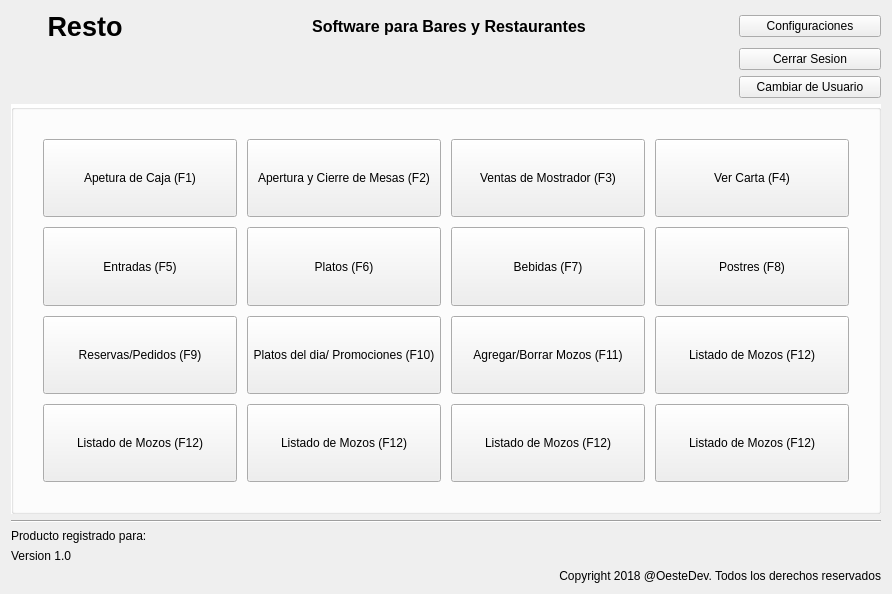
This is gui/menu.ui in claudio2489/TPV as Qt 5 draws it before an edit. The edited form follows.
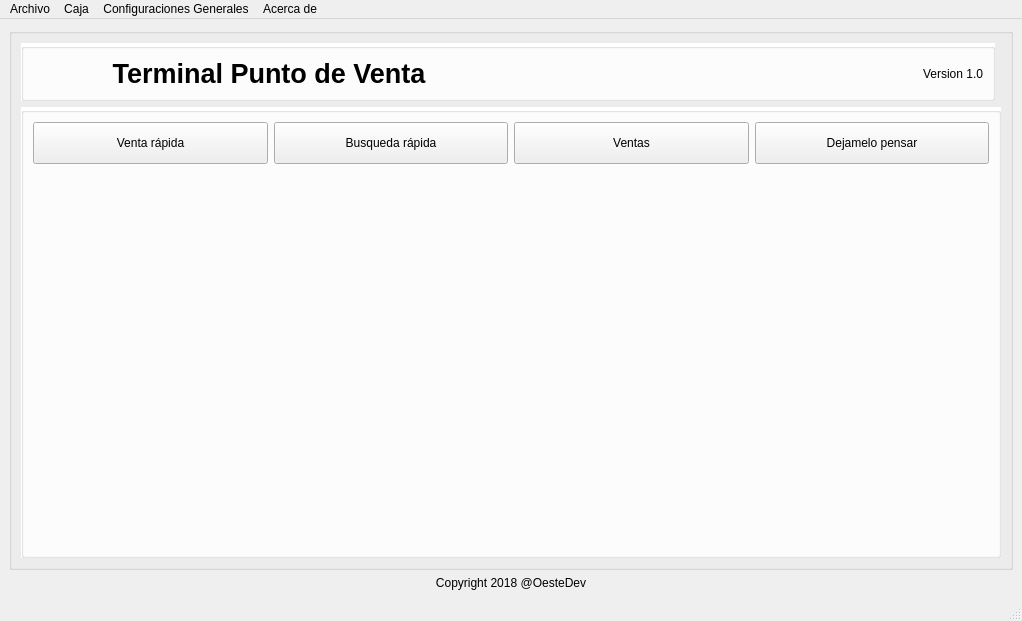
This is the edited form. Icons and pictures are not drawn.

```diff
--- a/gui/menu.ui
+++ b/gui/menu.ui
@@ -1,13 +1,13 @@
 <?xml version="1.0" encoding="UTF-8"?>
 <ui version="4.0">
- <class>Form</class>
- <widget class="QWidget" name="Form">
+ <class>MainWindow</class>
+ <widget class="QMainWindow" name="MainWindow">
   <property name="geometry">
    <rect>
     <x>0</x>
     <y>0</y>
-    <width>892</width>
-    <height>594</height>
+    <width>1022</width>
+    <height>621</height>
    </rect>
   </property>
   <property name="sizeIncrement">
@@ -19,8 +19,26 @@
   <property name="windowTitle">
    <string>Form</string>
   </property>
-  <layout class="QGridLayout" name="gridLayout_2" columnstretch="20,0,80,20">
-   <item row="0" column="0" colspan="2">
+  <widget class="QWidget" name="centralwidget">
+   <layout class="QGridLayout" name="gridLayout_3">
+    <item row="0" column="0">
+     <widget class="QGroupBox" name="groupBox_3">
+      <property name="title">
+       <string/>
+      </property>
+      <layout class="QGridLayout" name="gridLayout_4" columnstretch="30,0">
+       <item row="0" column="0">
+        <widget class="QGroupBox" name="groupBox">
+         <property name="styleSheet">
+          <string notr="true">#groupBox{
+background-color: #FFFFFF;
+}</string>
+         </property>
+         <property name="title">
+          <string/>
+         </property>
+         <layout class="QGridLayout" name="gridLayout">
+          <item row="0" column="1">
     <widget class="QLabel" name="label_6">
      <property name="sizePolicy">
       <sizepolicy hsizetype="Preferred" vsizetype="Fixed">
@@ -37,7 +55,7 @@
       </font>
      </property>
      <property name="text">
-      <string>Resto</string>
+             <string>Terminal Punto de Venta</string>
      </property>
      <property name="alignment">
       <set>Qt::AlignCenter</set>
@@ -45,160 +63,46 @@
     </widget>
    </item>
    <item row="0" column="2">
-    <widget class="QLabel" name="label_2">
-     <property name="sizePolicy">
-      <sizepolicy hsizetype="Preferred" vsizetype="Fixed">
-       <horstretch>0</horstretch>
-       <verstretch>0</verstretch>
-      </sizepolicy>
-     </property>
-     <property name="font">
-      <font>
-       <family>Arial</family>
-       <pointsize>12</pointsize>
-       <weight>75</weight>
-       <bold>true</bold>
-      </font>
-     </property>
-     <property name="text">
-      <string>Software para Bares y Restaurantes</string>
-     </property>
-     <property name="alignment">
-      <set>Qt::AlignCenter</set>
-     </property>
-    </widget>
-   </item>
-   <item row="0" column="3">
-    <widget class="QPushButton" name="pushButton_14">
-     <property name="text">
-      <string>Configuraciones</string>
-     </property>
-    </widget>
-   </item>
-   <item row="1" column="3">
-    <widget class="QPushButton" name="pushButton_15">
-     <property name="text">
-      <string>Cerrar Sesion</string>
-     </property>
-    </widget>
-   </item>
-   <item row="2" column="3">
-    <widget class="QPushButton" name="pushButton_13">
-     <property name="text">
-      <string>Cambiar de Usuario</string>
-     </property>
-    </widget>
-   </item>
-   <item row="4" column="0" colspan="4">
-    <widget class="Line" name="line">
-     <property name="lineWidth">
-      <number>1</number>
-     </property>
-     <property name="orientation">
-      <enum>Qt::Horizontal</enum>
-     </property>
-    </widget>
-   </item>
-   <item row="5" column="0" colspan="2">
-    <widget class="QLabel" name="label_4">
-     <property name="text">
-      <string>Producto registrado para:</string>
-     </property>
-    </widget>
-   </item>
-   <item row="6" column="0">
     <widget class="QLabel" name="label_5">
      <property name="text">
       <string>Version 1.0</string>
      </property>
-    </widget>
-   </item>
-   <item row="3" column="0" colspan="4">
-    <widget class="QGroupBox" name="groupBox">
+            <property name="alignment">
+             <set>Qt::AlignRight|Qt::AlignTrailing|Qt::AlignVCenter</set>
+            </property>
+           </widget>
+          </item>
+         </layout>
+        </widget>
+       </item>
+       <item row="1" column="0" colspan="2">
+        <widget class="QGroupBox" name="groupBox_2">
      <property name="styleSheet">
-      <string notr="true">#groupBox{
+          <string notr="true">#groupBox_2{
 background-color: #FFFFFF;
 }</string>
      </property>
      <property name="title">
       <string/>
      </property>
-     <property name="flat">
+         <layout class="QGridLayout" name="gridLayout_2" rowstretch="10,90">
+          <item row="1" column="0" colspan="4">
+           <widget class="QLabel" name="label_2">
+            <property name="text">
+             <string/>
+            </property>
+            <property name="pixmap">
+             <pixmap>iconos/29543216_183423999128583_2157132698566820916_n.jpg</pixmap>
+            </property>
+            <property name="scaledContents">
       <bool>false</bool>
      </property>
-     <layout class="QGridLayout" name="gridLayout_3">
+            <property name="alignment">
+             <set>Qt::AlignCenter</set>
+            </property>
+           </widget>
+          </item>
       <item row="0" column="0">
-       <layout class="QGridLayout" name="gridLayout">
-        <property name="leftMargin">
-         <number>20</number>
-        </property>
-        <property name="topMargin">
-         <number>20</number>
-        </property>
-        <property name="rightMargin">
-         <number>20</number>
-        </property>
-        <property name="bottomMargin">
-         <number>20</number>
-        </property>
-        <property name="spacing">
-         <number>10</number>
-        </property>
-        <item row="2" column="4">
-         <widget class="QPushButton" name="pushButton_11">
-          <property name="sizePolicy">
-           <sizepolicy hsizetype="Minimum" vsizetype="Expanding">
-            <horstretch>0</horstretch>
-            <verstretch>0</verstretch>
-           </sizepolicy>
-          </property>
-          <property name="styleSheet">
-           <string notr="true">#pushButton_4{
-	background-color: #28B463;
-	color: #FFFFFF
-}</string>
-          </property>
-          <property name="text">
-           <string>Listado de Mozos (F12)</string>
-          </property>
-         </widget>
-        </item>
-        <item row="1" column="0">
-         <widget class="QPushButton" name="btn_entradas">
-          <property name="sizePolicy">
-           <sizepolicy hsizetype="Minimum" vsizetype="Expanding">
-            <horstretch>0</horstretch>
-            <verstretch>0</verstretch>
-           </sizepolicy>
-          </property>
-          <property name="styleSheet">
-           <string notr="true"/>
-          </property>
-          <property name="text">
-           <string>Entradas (F5)</string>
-          </property>
-         </widget>
-        </item>
-        <item row="1" column="2">
-         <widget class="QPushButton" name="btn_bebidas">
-          <property name="sizePolicy">
-           <sizepolicy hsizetype="Minimum" vsizetype="Expanding">
-            <horstretch>0</horstretch>
-            <verstretch>0</verstretch>
-           </sizepolicy>
-          </property>
-          <property name="styleSheet">
-           <string notr="true">#pushButton_4{
-	background-color: #28B463;
-	color: #FFFFFF
-}</string>
-          </property>
-          <property name="text">
-           <string>Bebidas (F7)</string>
-          </property>
-         </widget>
-        </item>
-        <item row="0" column="1">
          <widget class="QPushButton" name="btn_acmesas">
           <property name="sizePolicy">
            <sizepolicy hsizetype="Minimum" vsizetype="Expanding">
@@ -206,107 +110,102 @@
             <verstretch>0</verstretch>
            </sizepolicy>
           </property>
-          <property name="styleSheet">
-           <string notr="true"/>
-          </property>
-          <property name="text">
-           <string>Apertura y Cierre de Mesas (F2)</string>
-          </property>
-         </widget>
-        </item>
-        <item row="1" column="1">
-         <widget class="QPushButton" name="btn_platos">
-          <property name="sizePolicy">
-           <sizepolicy hsizetype="Minimum" vsizetype="Expanding">
-            <horstretch>0</horstretch>
-            <verstretch>0</verstretch>
-           </sizepolicy>
-          </property>
+            <property name="palette">
+             <palette>
+              <active>
+               <colorrole role="Text">
+                <brush brushstyle="SolidPattern">
+                 <color alpha="255">
+                  <red>85</red>
+                  <green>170</green>
+                  <blue>255</blue>
+                 </color>
+                </brush>
+               </colorrole>
+              </active>
+              <inactive>
+               <colorrole role="Text">
+                <brush brushstyle="SolidPattern">
+                 <color alpha="255">
+                  <red>85</red>
+                  <green>170</green>
+                  <blue>255</blue>
+                 </color>
+                </brush>
+               </colorrole>
+              </inactive>
+              <disabled>
+               <colorrole role="Text">
+                <brush brushstyle="SolidPattern">
+                 <color alpha="255">
+                  <red>0</red>
+                  <green>0</green>
+                  <blue>0</blue>
+                 </color>
+                </brush>
+               </colorrole>
+              </disabled>
+             </palette>
+            </property>
           <property name="styleSheet">
-           <string notr="true">#pushButton_4{
-	background-color: #28B463;
-	color: #FFFFFF
-}</string>
-          </property>
-          <property name="text">
-           <string>Platos (F6)</string>
-          </property>
-         </widget>
-        </item>
-        <item row="0" column="0">
-         <widget class="QPushButton" name="btn_accaja">
-          <property name="sizePolicy">
-           <sizepolicy hsizetype="Minimum" vsizetype="Expanding">
-            <horstretch>0</horstretch>
-            <verstretch>0</verstretch>
-           </sizepolicy>
-          </property>
-          <property name="styleSheet">
            <string notr="true"/>
           </property>
           <property name="text">
-           <string>Apetura de Caja (F1)</string>
-          </property>
-          <property name="iconSize">
-           <size>
-            <width>40</width>
-            <height>40</height>
-           </size>
-          </property>
-         </widget>
-        </item>
-        <item row="1" column="4">
-         <widget class="QPushButton" name="btn_postres">
+             <string>Venta rápida</string>
+            </property>
+           </widget>
+          </item>
+          <item row="0" column="3">
+           <widget class="QPushButton" name="pushButton_2">
           <property name="sizePolicy">
            <sizepolicy hsizetype="Minimum" vsizetype="Expanding">
             <horstretch>0</horstretch>
             <verstretch>0</verstretch>
            </sizepolicy>
           </property>
-          <property name="styleSheet">
-           <string notr="true">#pushButton_4{
-	background-color: #28B463;
-	color: #FFFFFF
-}</string>
+            <property name="palette">
+             <palette>
+              <active>
+               <colorrole role="Text">
+                <brush brushstyle="SolidPattern">
+                 <color alpha="255">
+                  <red>85</red>
+                  <green>170</green>
+                  <blue>255</blue>
+                 </color>
+                </brush>
+               </colorrole>
+              </active>
+              <inactive>
+               <colorrole role="Text">
+                <brush brushstyle="SolidPattern">
+                 <color alpha="255">
+                  <red>85</red>
+                  <green>170</green>
+                  <blue>255</blue>
+                 </color>
+                </brush>
+               </colorrole>
+              </inactive>
+              <disabled>
+               <colorrole role="Text">
+                <brush brushstyle="SolidPattern">
+                 <color alpha="255">
+                  <red>0</red>
+                  <green>0</green>
+                  <blue>0</blue>
+                 </color>
+                </brush>
+               </colorrole>
+              </disabled>
+             </palette>
           </property>
           <property name="text">
-           <string>Postres (F8)</string>
+             <string>Dejamelo pensar</string>
           </property>
          </widget>
         </item>
-        <item row="2" column="1">
-         <widget class="QPushButton" name="pushButton_12">
-          <property name="sizePolicy">
-           <sizepolicy hsizetype="Minimum" vsizetype="Expanding">
-            <horstretch>0</horstretch>
-            <verstretch>0</verstretch>
-           </sizepolicy>
-          </property>
-          <property name="styleSheet">
-           <string notr="true"/>
-          </property>
-          <property name="text">
-           <string>Platos del dia/ Promociones (F10)</string>
-          </property>
-         </widget>
-        </item>
-        <item row="2" column="2">
-         <widget class="QPushButton" name="pushButton_10">
-          <property name="sizePolicy">
-           <sizepolicy hsizetype="Minimum" vsizetype="Expanding">
-            <horstretch>0</horstretch>
-            <verstretch>0</verstretch>
-           </sizepolicy>
-          </property>
-          <property name="styleSheet">
-           <string notr="true"/>
-          </property>
-          <property name="text">
-           <string>Agregar/Borrar Mozos (F11)</string>
-          </property>
-         </widget>
-        </item>
-        <item row="0" column="2">
+          <item row="0" column="1">
          <widget class="QPushButton" name="btn_ventasmostrador">
           <property name="sizePolicy">
            <sizepolicy hsizetype="Minimum" vsizetype="Expanding">
@@ -314,141 +213,234 @@
             <verstretch>0</verstretch>
            </sizepolicy>
           </property>
-          <property name="styleSheet">
-           <string notr="true"/>
-          </property>
-          <property name="text">
-           <string>Ventas de Mostrador (F3)</string>
-          </property>
-         </widget>
-        </item>
-        <item row="0" column="4">
-         <widget class="QPushButton" name="btn_carta">
-          <property name="sizePolicy">
-           <sizepolicy hsizetype="Minimum" vsizetype="Expanding">
-            <horstretch>0</horstretch>
-            <verstretch>0</verstretch>
-           </sizepolicy>
-          </property>
+            <property name="palette">
+             <palette>
+              <active>
+               <colorrole role="Text">
+                <brush brushstyle="SolidPattern">
+                 <color alpha="255">
+                  <red>85</red>
+                  <green>170</green>
+                  <blue>255</blue>
+                 </color>
+                </brush>
+               </colorrole>
+              </active>
+              <inactive>
+               <colorrole role="Text">
+                <brush brushstyle="SolidPattern">
+                 <color alpha="255">
+                  <red>85</red>
+                  <green>170</green>
+                  <blue>255</blue>
+                 </color>
+                </brush>
+               </colorrole>
+              </inactive>
+              <disabled>
+               <colorrole role="Text">
+                <brush brushstyle="SolidPattern">
+                 <color alpha="255">
+                  <red>0</red>
+                  <green>0</green>
+                  <blue>0</blue>
+                 </color>
+                </brush>
+               </colorrole>
+              </disabled>
+             </palette>
+            </property>
           <property name="styleSheet">
-           <string notr="true">#pushButton_4{
-	background-color: #28B463;
-	color: #FFFFFF
-}</string>
-          </property>
-          <property name="text">
-           <string>Ver Carta (F4)</string>
-          </property>
-         </widget>
-        </item>
-        <item row="2" column="0">
-         <widget class="QPushButton" name="pushButton_9">
-          <property name="sizePolicy">
-           <sizepolicy hsizetype="Minimum" vsizetype="Expanding">
-            <horstretch>0</horstretch>
-            <verstretch>0</verstretch>
-           </sizepolicy>
-          </property>
-          <property name="styleSheet">
            <string notr="true"/>
           </property>
           <property name="text">
-           <string>Reservas/Pedidos (F9)</string>
+             <string>Busqueda rápida</string>
           </property>
          </widget>
         </item>
-        <item row="3" column="0">
-         <widget class="QPushButton" name="pushButton_16">
+          <item row="0" column="2">
+           <widget class="QPushButton" name="pushButton">
           <property name="sizePolicy">
            <sizepolicy hsizetype="Minimum" vsizetype="Expanding">
             <horstretch>0</horstretch>
             <verstretch>0</verstretch>
            </sizepolicy>
           </property>
-          <property name="styleSheet">
-           <string notr="true">#pushButton_4{
-	background-color: #28B463;
-	color: #FFFFFF
-}</string>
+            <property name="palette">
+             <palette>
+              <active>
+               <colorrole role="Text">
+                <brush brushstyle="SolidPattern">
+                 <color alpha="255">
+                  <red>85</red>
+                  <green>170</green>
+                  <blue>255</blue>
+                 </color>
+                </brush>
+               </colorrole>
+              </active>
+              <inactive>
+               <colorrole role="Text">
+                <brush brushstyle="SolidPattern">
+                 <color alpha="255">
+                  <red>85</red>
+                  <green>170</green>
+                  <blue>255</blue>
+                 </color>
+                </brush>
+               </colorrole>
+              </inactive>
+              <disabled>
+               <colorrole role="Text">
+                <brush brushstyle="SolidPattern">
+                 <color alpha="255">
+                  <red>0</red>
+                  <green>0</green>
+                  <blue>0</blue>
+                 </color>
+                </brush>
+               </colorrole>
+              </disabled>
+             </palette>
           </property>
           <property name="text">
-           <string>Listado de Mozos (F12)</string>
+             <string>Ventas</string>
           </property>
          </widget>
         </item>
-        <item row="3" column="1">
-         <widget class="QPushButton" name="pushButton_17">
-          <property name="sizePolicy">
-           <sizepolicy hsizetype="Minimum" vsizetype="Expanding">
-            <horstretch>0</horstretch>
-            <verstretch>0</verstretch>
-           </sizepolicy>
-          </property>
-          <property name="styleSheet">
-           <string notr="true">#pushButton_4{
-	background-color: #28B463;
-	color: #FFFFFF
-}</string>
-          </property>
-          <property name="text">
-           <string>Listado de Mozos (F12)</string>
-          </property>
-         </widget>
-        </item>
-        <item row="3" column="2">
-         <widget class="QPushButton" name="pushButton_19">
-          <property name="sizePolicy">
-           <sizepolicy hsizetype="Minimum" vsizetype="Expanding">
-            <horstretch>0</horstretch>
-            <verstretch>0</verstretch>
-           </sizepolicy>
-          </property>
-          <property name="styleSheet">
-           <string notr="true">#pushButton_4{
-	background-color: #28B463;
-	color: #FFFFFF
-}</string>
-          </property>
-          <property name="text">
-           <string>Listado de Mozos (F12)</string>
-          </property>
-         </widget>
-        </item>
-        <item row="3" column="4">
-         <widget class="QPushButton" name="pushButton_18">
-          <property name="sizePolicy">
-           <sizepolicy hsizetype="Minimum" vsizetype="Expanding">
-            <horstretch>0</horstretch>
-            <verstretch>0</verstretch>
-           </sizepolicy>
-          </property>
-          <property name="styleSheet">
-           <string notr="true">#pushButton_4{
-	background-color: #28B463;
-	color: #FFFFFF
-}</string>
-          </property>
-          <property name="text">
-           <string>Listado de Mozos (F12)</string>
-          </property>
-         </widget>
-        </item>
-       </layout>
-      </item>
-     </layout>
-    </widget>
-   </item>
-   <item row="7" column="0" colspan="4">
-    <widget class="QLabel" name="label_3">
+         </layout>
+        </widget>
+       </item>
+      </layout>
+     </widget>
+    </item>
+    <item row="1" column="0">
+     <widget class="QLabel" name="label">
      <property name="text">
-      <string>Copyright 2018 @OesteDev. Todos los derechos reservados</string>
+       <string>Copyright 2018 @OesteDev</string>
      </property>
      <property name="alignment">
-      <set>Qt::AlignRight|Qt::AlignTrailing|Qt::AlignVCenter</set>
+       <set>Qt::AlignCenter</set>
      </property>
     </widget>
    </item>
   </layout>
+  </widget>
+  <widget class="QMenuBar" name="menubar">
+   <property name="geometry">
+    <rect>
+     <x>0</x>
+     <y>0</y>
+     <width>1022</width>
+     <height>21</height>
+    </rect>
+   </property>
+   <widget class="QMenu" name="menuArchivo">
+    <property name="title">
+     <string>Archivo</string>
+    </property>
+    <addaction name="actionConfigurar_Impresora"/>
+    <addaction name="actionSalir_del_Sistema"/>
+   </widget>
+   <widget class="QMenu" name="menuConfiguraciones">
+    <property name="title">
+     <string>Configuraciones Generales</string>
+    </property>
+    <addaction name="actionFormas_de_Pago"/>
+    <addaction name="actionArticulos"/>
+    <addaction name="actionEmpleados"/>
+    <addaction name="actionFormas_de_Pago_2"/>
+   </widget>
+   <widget class="QMenu" name="menuCaja">
+    <property name="title">
+     <string>Caja</string>
+    </property>
+    <addaction name="actionApertura_de_Caja"/>
+    <addaction name="actionCierre_de_Caja"/>
+   </widget>
+   <widget class="QMenu" name="menuAcerca_de">
+    <property name="title">
+     <string>Acerca de</string>
+    </property>
+    <addaction name="actionLicencia"/>
+    <addaction name="actionComprar_producto"/>
+   </widget>
+   <addaction name="menuArchivo"/>
+   <addaction name="menuCaja"/>
+   <addaction name="menuConfiguraciones"/>
+   <addaction name="menuAcerca_de"/>
+  </widget>
+  <widget class="QStatusBar" name="statusbar"/>
+  <action name="actionApertura_de_Caja">
+   <property name="text">
+    <string>Apertura de Caja</string>
+   </property>
+  </action>
+  <action name="actionCierre_de_Caja">
+   <property name="text">
+    <string>Cierre de Caja</string>
+   </property>
+  </action>
+  <action name="actionListado_de_Articulos_en_Venta">
+   <property name="text">
+    <string>Listado de Articulos en Venta</string>
+   </property>
+  </action>
+  <action name="actionListado_de_Empleados">
+   <property name="text">
+    <string>Listado de Empleados</string>
+   </property>
+  </action>
+  <action name="actionFormas_de_Pago">
+   <property name="text">
+    <string>Administrar Clientes</string>
+   </property>
+  </action>
+  <action name="actionFormas_de_Pago_2">
+   <property name="text">
+    <string>Formas de Pago</string>
+   </property>
+  </action>
+  <action name="actionConfigurar_Impresoras">
+   <property name="text">
+    <string>Configurar Impresoras</string>
+   </property>
+  </action>
+  <action name="actionClientes">
+   <property name="text">
+    <string>Clientes</string>
+   </property>
+  </action>
+  <action name="actionArticulos">
+   <property name="text">
+    <string>Administrar Articulos</string>
+   </property>
+  </action>
+  <action name="actionEmpleados">
+   <property name="text">
+    <string>Administrar Empleados</string>
+   </property>
+  </action>
+  <action name="actionSalir_del_Sistema">
+   <property name="text">
+    <string>Salir del Sistema</string>
+   </property>
+  </action>
+  <action name="actionConfigurar_Impresora">
+   <property name="text">
+    <string>Configurar Impresora</string>
+   </property>
+  </action>
+  <action name="actionLicencia">
+   <property name="text">
+    <string>Licencia</string>
+   </property>
+  </action>
+  <action name="actionComprar_producto">
+   <property name="text">
+    <string>Comprar producto</string>
+   </property>
+  </action>
  </widget>
  <resources/>
  <connections/>
```
Left out of the diff: 8 changed lines with no effect on the pictures. Lines whose indentation alone changed are shown as unchanged.
